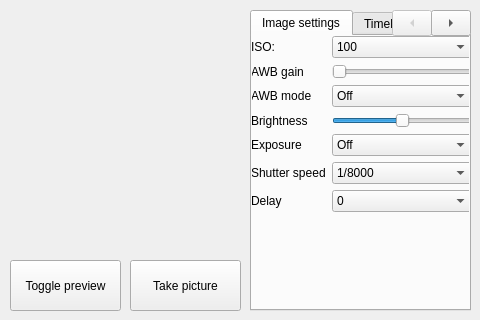
This is mainwindow.ui in josepalos/picam as Qt 5 draws it before an edit. The edited form follows.
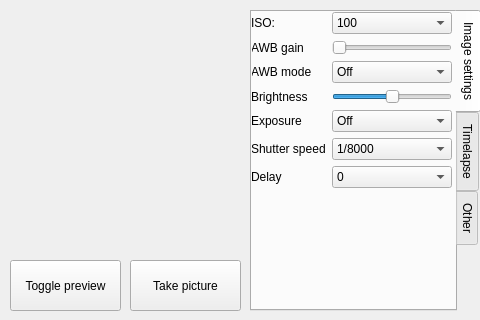
This is the edited form. Custom widgets are drawn as their Qt base class.

Diff of the .ui file:
```diff
--- a/mainwindow.ui
+++ b/mainwindow.ui
@@ -44,12 +44,12 @@
     <rect>
      <x>250</x>
      <y>10</y>
-     <width>221</width>
+     <width>231</width>
      <height>301</height>
     </rect>
    </property>
-   <property name="styleSheet">
-    <string notr="true">QTabBar::scroller {width: 80px;}</string>
+   <property name="tabPosition">
+    <enum>QTabWidget::East</enum>
    </property>
    <property name="currentIndex">
     <number>0</number>
@@ -72,8 +72,8 @@
       <rect>
        <x>-1</x>
        <y>0</y>
-       <width>221</width>
-       <height>271</height>
+       <width>201</width>
+       <height>291</height>
       </rect>
      </property>
      <layout class="QFormLayout" name="formLayout">
```
Left out of the diff: 8 changed lines with no effect on the pictures.
